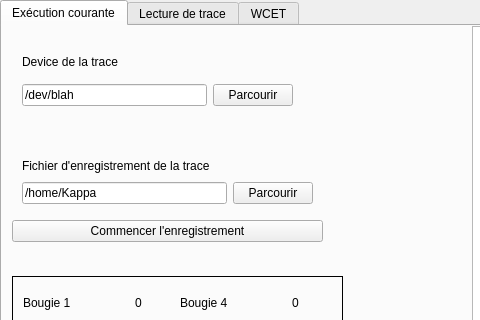
UPPERCASE4SIAME/Projet, file qt_gui/mainwindow.ui: the form before one commit; both pictures show x 0 to 480 and y 0 to 320 of the 1108 by 600 pixel window.
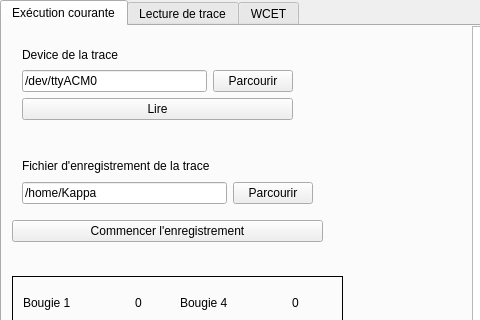
The form after the commit. Custom widgets are drawn as their Qt base class.

Commit message: l'application voulait absolument lire un fichier, corrigé en n'importe quoi de lisible. timeout sur la lecture quand aucune ligne recue

What changed in the file:
```diff
--- a/qt_gui/mainwindow.ui
+++ b/qt_gui/mainwindow.ui
@@ -46,7 +46,7 @@
         <x>10</x>
         <y>10</y>
         <width>291</width>
-        <height>80</height>
+        <height>94</height>
        </rect>
       </property>
       <layout class="QVBoxLayout" name="verticalLayout_5">
@@ -74,7 +74,7 @@
          <item>
           <widget class="QLineEdit" name="browseEdit_exec">
            <property name="text">
-            <string>/dev/blah</string>
+            <string>/dev/ttyACM0</string>
            </property>
           </widget>
          </item>
@@ -87,6 +87,17 @@
          </item>
         </layout>
        </item>
+       <item>
+        <layout class="QHBoxLayout" name="horizontalLayout_4">
+         <item>
+          <widget class="QPushButton" name="readDevice_button">
+           <property name="text">
+            <string>Lire</string>
+           </property>
+          </widget>
+         </item>
+        </layout>
+       </item>
       </layout>
      </widget>
      <widget class="QFrame" name="signal_display_frame_2">
```
Left out of the diff: 2 changed lines with no effect on the pictures. The commit also changes 2 other files.
